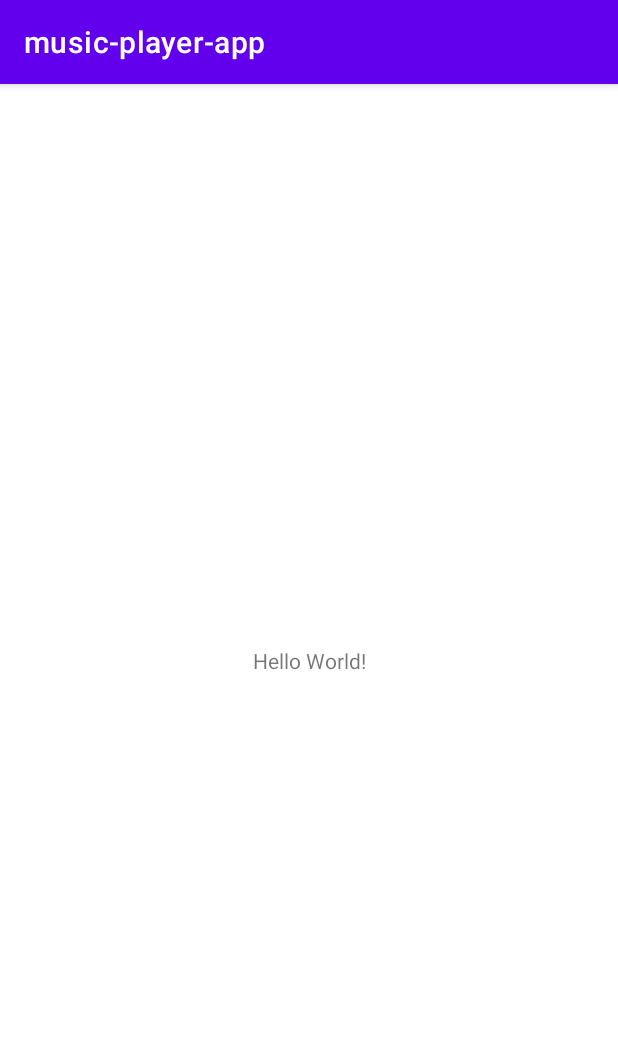
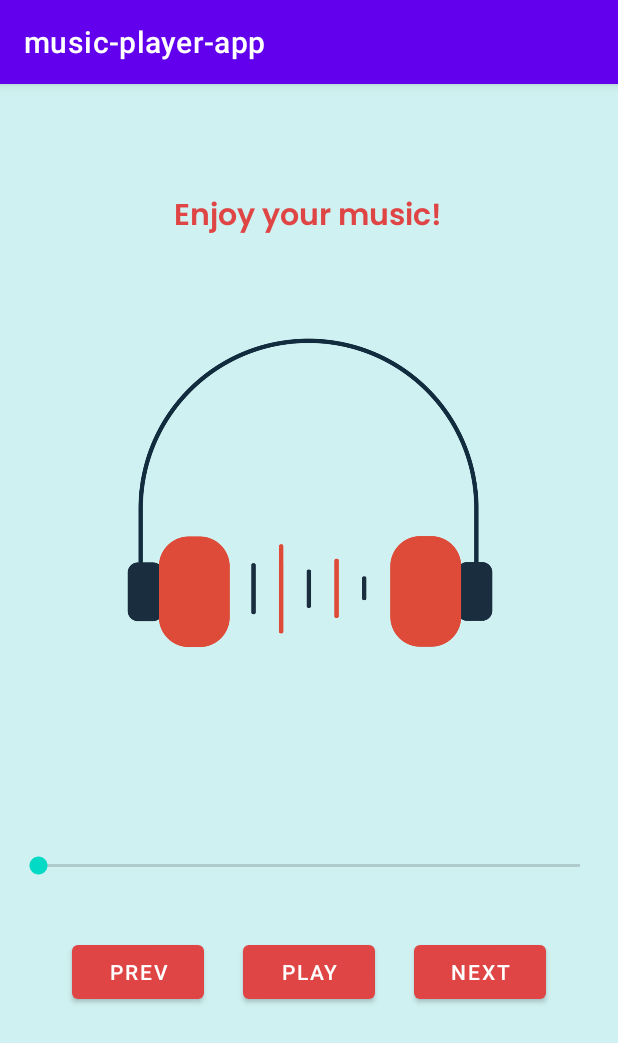
Before and after one commit to Shubham5250/Soundli, an Android app: the screen it shows after launch (MainActivity), on a phone screen of 412 x 824 dp. Shown: the top 1043 px of the screen. Run offline under Robolectric (Android 15) with nearby library versions, the phone set to English and light mode, and no system bars.

Commit message:
added mainactivity-layout

```diff
--- a/app/src/main/java/com/example/music_player_app/MainActivity.java
+++ b/app/src/main/java/com/example/music_player_app/MainActivity.java
@@ -2,13 +2,25 @@ package com.example.music_player_app;
 
 import androidx.appcompat.app.AppCompatActivity;
 
+import android.media.MediaPlayer;
 import android.os.Bundle;
+import android.view.View;
+import android.widget.Button;
+import android.widget.SeekBar;
 
 public class MainActivity extends AppCompatActivity {
+    private Button play;
+    private Button prev;
+    private Button next;
+    private SeekBar seekBar;
 
     @Override
     protected void onCreate(Bundle savedInstanceState) {
         super.onCreate(savedInstanceState);
         setContentView(R.layout.activity_main);
+
+        play = findViewById(R.id.play);
+        MediaPlayer mp = MediaPlayer.create(MainActivity.this, R.raw.insane);
+        mp.start();
+        }
     }
-}
--- a/app/src/main/res/layout/activity_main.xml
+++ b/app/src/main/res/layout/activity_main.xml
@@ -4,15 +4,82 @@
     xmlns:tools="http://schemas.android.com/tools"
     android:layout_width="match_parent"
     android:layout_height="match_parent"
+    android:background="#DAC9EFEF"
     tools:context=".MainActivity">
+
 
     <TextView
         android:layout_width="wrap_content"
         android:layout_height="wrap_content"
-        android:text="Hello World!"
+        android:fontFamily="@font/ubuntu"
+        android:text="Enjoy your music!"
+        android:textColor="#DF4545"
+        android:textColorHint="#DF4545"
+        android:textSize="20sp"
         app:layout_constraintBottom_toBottomOf="parent"
         app:layout_constraintEnd_toEndOf="parent"
+        app:layout_constraintHorizontal_bias="0.497"
         app:layout_constraintStart_toStartOf="parent"
-        app:layout_constraintTop_toTopOf="parent" />
+        app:layout_constraintTop_toTopOf="parent"
+        app:layout_constraintVertical_bias="0.098" />
+
+    <Button
+        android:id="@+id/prev"
+        android:layout_width="wrap_content"
+        android:layout_height="wrap_content"
+        android:layout_marginStart="48dp"
+        android:layout_marginLeft="48dp"
+        android:layout_marginBottom="152dp"
+        android:text="Prev"
+        app:backgroundTint="#DF4545"
+        app:layout_constraintBottom_toBottomOf="parent"
+        app:layout_constraintStart_toStartOf="parent" />
+
+    <Button
+        android:id="@+id/play"
+        android:layout_width="wrap_content"
+        android:layout_height="wrap_content"
+        android:layout_marginBottom="152dp"
+        android:text="Play"
+        app:backgroundTint="#DF4545"
+        app:layout_constraintBottom_toBottomOf="parent"
+        app:layout_constraintEnd_toStartOf="@+id/next"
+        app:layout_constraintHorizontal_bias="0.5"
+        app:layout_constraintStart_toEndOf="@+id/prev" />
+
+    <Button
+        android:id="@+id/next"
+        android:layout_width="wrap_content"
+        android:layout_height="wrap_content"
+        android:layout_marginEnd="48dp"
+        android:layout_marginRight="48dp"
+        android:layout_marginBottom="152dp"
+        android:text="Next"
+        app:backgroundTint="#DF4545"
+        app:layout_constraintBottom_toBottomOf="parent"
+        app:layout_constraintEnd_toEndOf="parent" />
+
+    <SeekBar
+        android:id="@+id/seekBar"
+
+        android:layout_width="393dp"
+        android:layout_height="22dp"
+        android:layout_marginBottom="36dp"
+        app:layout_constraintBottom_toTopOf="@+id/play"
+        app:layout_constraintEnd_toEndOf="parent"
+        app:layout_constraintStart_toStartOf="parent" />
+
+    <ImageView
+        android:id="@+id/imageView3"
+        android:layout_width="292dp"
+        android:layout_height="502dp"
+        app:layout_constraintBottom_toBottomOf="parent"
+        app:layout_constraintEnd_toEndOf="parent"
+        app:layout_constraintHorizontal_bias="0.495"
+        app:layout_constraintStart_toStartOf="parent"
+        app:layout_constraintTop_toTopOf="parent"
+        app:layout_constraintVertical_bias="0.069"
+        app:srcCompat="@drawable/imusiclogo" />
+
 
 </androidx.constraintlayout.widget.ConstraintLayout>
--- a/app/src/main/res/xml/backup_rules.xml
+++ b/app/src/main/res/xml/backup_rules.xml
@@ -7,7 +7,7 @@
 -->
 <full-backup-content>
     <!--
-   <include domain="sharedpref" path="."/>
-   <exclude domain="sharedpref" path="device.xml"/>
+   <include domain="shared-pref" path="."/>
+   <exclude domain="shared-pref" path="device.xml"/>
 -->
 </full-backup-content>
```
Also changed, not shown: app/src/main/res/drawable/imusiclogo.png (added), app/src/main/res/font/ubuntu.ttf (added).
